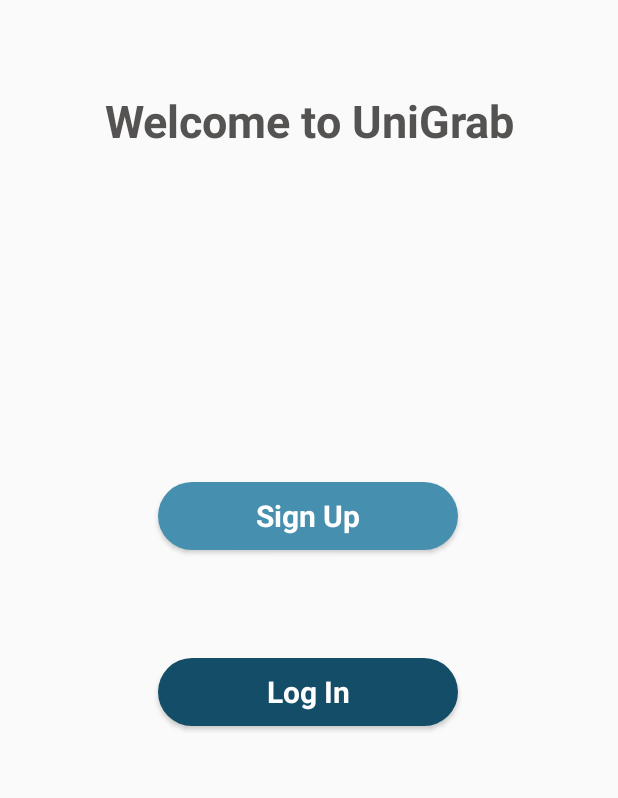
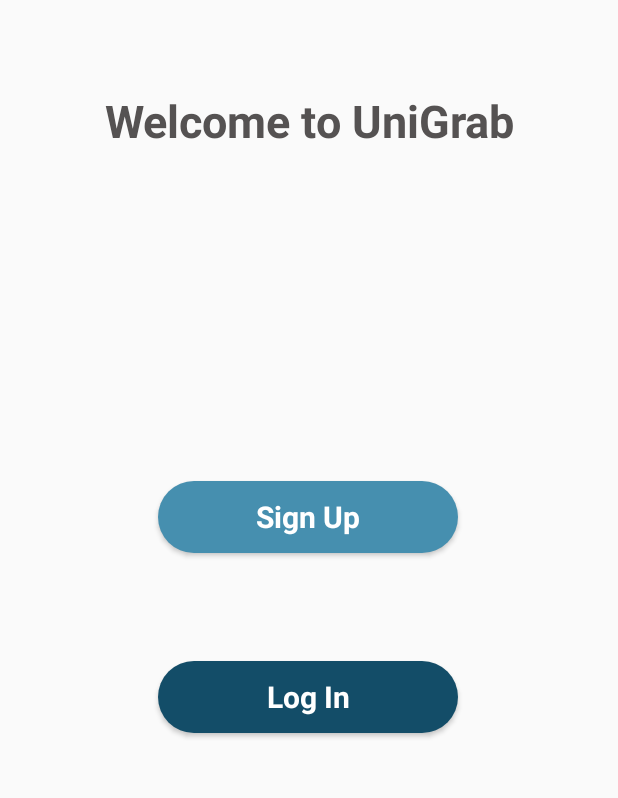
Before and after one commit to rayansiddique9/SDA-Project, an Android app: the screen it shows after launch (MainActivity), on a phone screen of 412 x 824 dp, the part 317-1115 px from its top. Run offline under Robolectric (Android 15) with nearby library versions, the phone set to English and light mode, and no system bars.

Commit message:
mujahid work

```diff
--- a/app/build.gradle
+++ b/app/build.gradle
@@ -26,6 +26,9 @@
         sourceCompatibility JavaVersion.VERSION_1_8
         targetCompatibility JavaVersion.VERSION_1_8
     }
+    buildFeatures {
+        viewBinding true
+    }
 }
 
 dependencies {
@@ -34,6 +37,9 @@
     implementation 'com.google.android.material:material:1.5.0'
     implementation 'androidx.constraintlayout:constraintlayout:2.1.3'
     implementation 'com.android.car.ui:car-ui-lib:2.0.0'
+    implementation 'androidx.annotation:annotation:1.3.0'
+    implementation 'androidx.lifecycle:lifecycle-livedata-ktx:2.4.1'
+    implementation 'androidx.lifecycle:lifecycle-viewmodel-ktx:2.4.1'
     testImplementation 'junit:junit:4.13.2'
     androidTestImplementation 'androidx.test.ext:junit:1.1.3'
     androidTestImplementation 'androidx.test.espresso:espresso-core:3.4.0'
--- a/app/src/main/res/layout/activity_login_credentials_student.xml
+++ b/app/src/main/res/layout/activity_login_credentials_student.xml
@@ -24,8 +24,8 @@
 
     <ImageView
         android:id="@+id/imageView"
-        android:layout_width="144dp"
-        android:layout_height="171dp"
+        android:layout_width="131dp"
+        android:layout_height="147dp"
         app:layout_constraintBottom_toTopOf="@+id/textView2"
         app:layout_constraintEnd_toEndOf="parent"
         app:layout_constraintHorizontal_bias="0.498"
--- a/app/src/main/res/layout/activity_login_uni.xml
+++ b/app/src/main/res/layout/activity_login_uni.xml
@@ -44,6 +44,7 @@
         android:hint="Username"
         android:inputType="textEmailAddress"
 
+        android:minHeight="48dp"
         app:layout_constraintBottom_toBottomOf="parent"
         app:layout_constraintEnd_toEndOf="parent"
         app:layout_constraintHorizontal_bias="0.497"
@@ -58,6 +59,7 @@
         android:ems="10"
         android:hint="Password"
         android:inputType="textPassword"
+        android:minHeight="48dp"
         app:layout_constraintBottom_toBottomOf="parent"
         app:layout_constraintEnd_toEndOf="parent"
         app:layout_constraintHorizontal_bias="0.497"
--- a/app/src/main/res/layout/activity_main.xml
+++ b/app/src/main/res/layout/activity_main.xml
@@ -26,15 +26,15 @@
         android:id="@+id/button5"
         style="@style/Widget.AppCompat.Button"
         android:layout_width="200dp"
-        android:layout_height="45dp"
+        android:layout_height="48dp"
         android:layout_marginTop="116dp"
         android:background="@drawable/signin_bg"
         android:text="Sign Up"
         android:textAlignment="center"
         android:textAppearance="@style/TextAppearance.AppCompat.Body1"
+        android:textColor="@color/white"
         android:textSize="20sp"
         android:textStyle="normal|bold"
-        android:textColor="@color/white"
         app:layout_constraintBottom_toBottomOf="parent"
         app:layout_constraintEnd_toEndOf="parent"
         app:layout_constraintHorizontal_bias="0.498"
@@ -45,15 +45,15 @@
     <Button
         android:id="@+id/button4"
         android:layout_width="200dp"
-        android:layout_height="45dp"
+        android:layout_height="48dp"
         android:layout_marginTop="72dp"
+        android:background="@drawable/login_bg"
         android:text="Log In"
+        android:textAlignment="center"
         android:textAppearance="@style/TextAppearance.AppCompat.Body1"
         android:textColor="@color/white"
+        android:textSize="20sp"
         android:textStyle="normal|bold"
-        android:textAlignment="center"
-        android:textSize="20sp"
-        android:background="@drawable/login_bg"
         app:layout_constraintBottom_toBottomOf="parent"
         app:layout_constraintEnd_toEndOf="parent"
         app:layout_constraintHorizontal_bias="0.498"
```
Also changed, not shown: app/src/main/AndroidManifest.xml (+11 -0 lines), app/src/main/res/values/strings.xml (+9 -0 lines).
